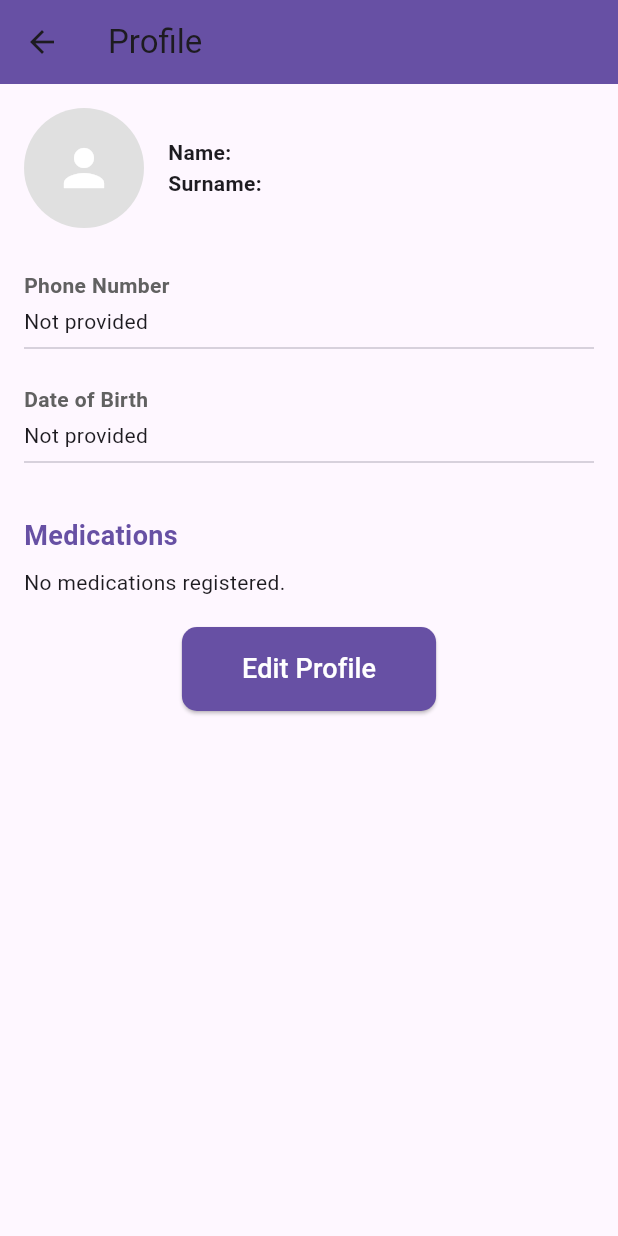
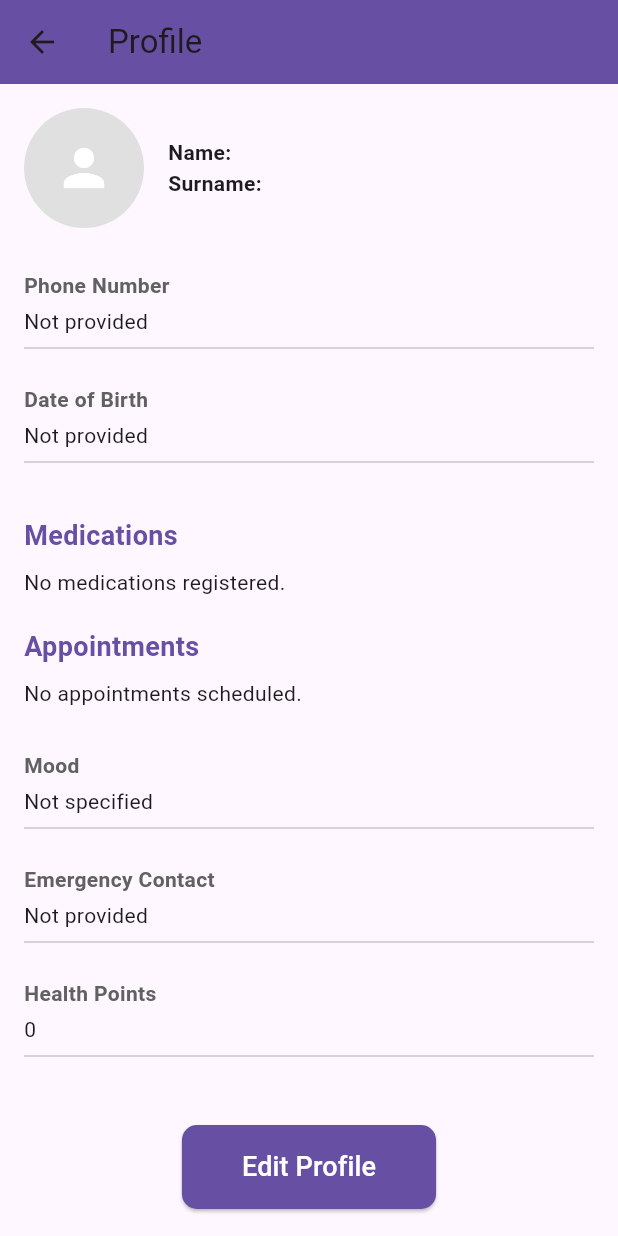
Before and after one commit to tjqqaa/ITAPP, a Flutter app: the ProfileScreen screen opened directly, on a phone screen of 412 x 824 dp. Run offline on Flutter 3.47's test engine with Material 3 defaults, Android fonts, the phone set to English and light mode, and no system bars.

Commit message:
Added information on profile view

```diff
--- a/lib/views/profile_screen.dart
+++ b/lib/views/profile_screen.dart
@@ -23,6 +23,13 @@ class ProfileScreen extends StatelessWidget {
             _buildSectionTitle(context, 'Medications'),
             Text('No medications registered.'),
             SizedBox(height: 20),
+            _buildSectionTitle(context, 'Appointments'),
+            Text('No appointments scheduled.'),
+            SizedBox(height: 20),
+            _buildProfileDetail(context, 'Mood', 'Not specified'),
+            _buildProfileDetail(context, 'Emergency Contact', 'Not provided'),
+            _buildProfileDetail(context, 'Health Points', '0'),
+            SizedBox(height: 30),
             Center(
               child: ElevatedButton(
                 onPressed: () {
```
